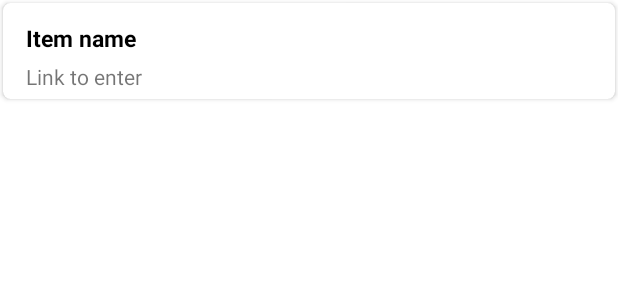
After one commit to TheFu527/e-game-playground, an Android app: the layout item_card.xml on its own in the app's theme, with its tools: preview values and no code run, on a phone screen of 412 x 824 dp. The commit adds this screen. Shown: the top 300 px of the screen. Run offline under Robolectric (Android 15) with nearby library versions, the phone set to English and light mode, and no system bars.

Commit message:
A4 linkactivity

```diff
--- a/NUMAD21FaJinhongLi/A3/build.gradle
+++ b/NUMAD21FaJinhongLi/A3/build.gradle
@@ -36,6 +36,9 @@ android {
         sourceCompatibility JavaVersion.VERSION_1_8
         targetCompatibility JavaVersion.VERSION_1_8
     }
+    buildFeatures {
+        viewBinding true
+    }
 }
 
 dependencies {
--- /dev/null
+++ b/NUMAD21FaJinhongLi/A3/src/main/res/layout/item_card.xml
@@ -0,0 +1,47 @@
+<?xml version="1.0" encoding="utf-8"?>
+<androidx.cardview.widget.CardView xmlns:android="http://schemas.android.com/apk/res/android"
+    xmlns:app="http://schemas.android.com/apk/res-auto"
+    android:layout_width="match_parent"
+    android:layout_height="wrap_content"
+    android:layout_margin="2dp"
+    app:cardCornerRadius="5dp">
+
+    <RelativeLayout
+        android:layout_width="match_parent"
+        android:layout_height="match_parent"
+        android:layout_margin="5dp">
+
+        <TextView
+            android:id="@+id/item_name"
+            android:layout_width="wrap_content"
+            android:layout_height="wrap_content"
+            android:layout_marginTop="7dp"
+            android:layout_marginStart="10dp"
+            android:layout_alignParentLeft="true"
+            android:textColor="@android:color/black"
+            android:textSize="15sp"
+            android:textStyle="bold"
+            android:text="@string/item_name" />
+
+        <TextView
+            android:id="@+id/item_link"
+            android:layout_width="wrap_content"
+            android:layout_height="wrap_content"
+            android:layout_below="@+id/item_name"
+            android:layout_alignParentLeft="true"
+            android:layout_centerInParent="true"
+            android:layout_marginStart="10dp"
+            android:layout_marginTop="5dp"
+            android:text="@string/item_link" />
+
+<!--        <CheckBox-->
+<!--            android:id="@+id/checkbox"-->
+<!--            android:layout_width="wrap_content"-->
+<!--            android:layout_height="wrap_content"-->
+<!--            android:layout_marginStart="90dp"-->
+<!--            android:layout_marginTop="13dp"-->
+<!--            android:layout_toEndOf="@+id/item_desc" />-->
+
+    </RelativeLayout>
+
+</androidx.cardview.widget.CardView>
--- /dev/null
+++ b/NUMAD21FaJinhongLi/A3/src/main/res/values-land/dimens.xml
@@ -0,0 +1,4 @@
+<resources>
+    <dimen name="fab_margin">48dp</dimen>
+    <dimen name="text_margin">48dp</dimen>
+</resources>
--- /dev/null
+++ b/NUMAD21FaJinhongLi/A3/src/main/res/values-w1240dp/dimens.xml
@@ -0,0 +1,3 @@
+<resources>
+    <dimen name="fab_margin">200dp</dimen>
+</resources>
--- /dev/null
+++ b/NUMAD21FaJinhongLi/A3/src/main/res/values-w600dp/dimens.xml
@@ -0,0 +1,4 @@
+<resources>
+    <dimen name="fab_margin">48dp</dimen>
+    <dimen name="text_margin">48dp</dimen>
+</resources>
--- /dev/null
+++ b/NUMAD21FaJinhongLi/A3/src/main/res/values/dimens.xml
@@ -0,0 +1,5 @@
+<resources>
+    <dimen name="app_bar_height">180dp</dimen>
+    <dimen name="fab_margin">16dp</dimen>
+    <dimen name="text_margin">16dp</dimen>
+</resources>
--- a/NUMAD21FaJinhongLi/A3/src/main/res/values/strings.xml
+++ b/NUMAD21FaJinhongLi/A3/src/main/res/values/strings.xml
@@ -1,5 +1,5 @@
 <resources>
-<!--    <string name="app_name">NUMAD21Fa-JinhongLi</string>-->
+    <!--    <string name="app_name">NUMAD21Fa-JinhongLi</string>-->
     <string name="app_name">A3-JinhongLi</string>
     <string name="jinhongcs5520">Jinhongcs5520</string>
     <string name="jinhong_li">Jinhong Li</string>
@@ -13,4 +13,8 @@
     <string name="e">E</string>
     <string name="pressed">Pressed: -</string>
     <string name="clicky_clicky">Clicky Clicky</string>
+    <string name="title_activity_scrolling">ScrollingActivity</string>
+    <string name="item_name">Item name</string>
+    <string name="item_link">Link to enter</string>
+    <string name="action_settings">Settings</string>
 </resources>
```
Also changed, not shown: NUMAD21FaJinhongLi/A3/src/main/AndroidManifest.xml (+7 -3 lines), NUMAD21FaJinhongLi/A3/src/main/java/edu/neu/madcourse/numad21fa_jinhongli/ItemCard.java (added, +37 -0 lines), NUMAD21FaJinhongLi/A3/src/main/java/edu/neu/madcourse/numad21fa_jinhongli/ItemClickListener.java (added, +7 -0 lines), NUMAD21FaJinhongLi/A3/src/main/java/edu/neu/madcourse/numad21fa_jinhongli/MainActivity.java (+11 -0 lines), NUMAD21FaJinhongLi/A3/src/main/java/edu/neu/madcourse/numad21fa_jinhongli/RviewAdapter.java (added, +47 -0 lines), NUMAD21FaJinhongLi/A3/src/main/java/edu/neu/madcourse/numad21fa_jinhongli/RviewHolder.java (added, +35 -0 lines), NUMAD21FaJinhongLi/A3/src/main/java/edu/neu/madcourse/numad21fa_jinhongli/linkCollector.java (added, +165 -0 lines), NUMAD21FaJinhongLi/A3/src/main/res/drawable/add_icon.xml (added, +10 -0 lines), NUMAD21FaJinhongLi/A3/src/main/res/layout/activity_link.xml (added, +35 -0 lines), NUMAD21FaJinhongLi/A3/src/main/res/layout/activity_main.xml (+9 -2 lines), NUMAD21FaJinhongLi/A3/src/main/res/menu/menu_scrolling.xml (added, +10 -0 lines), NUMAD21FaJinhongLi/A3/src/main/res/values/themes.xml (+9 -0 lines).
